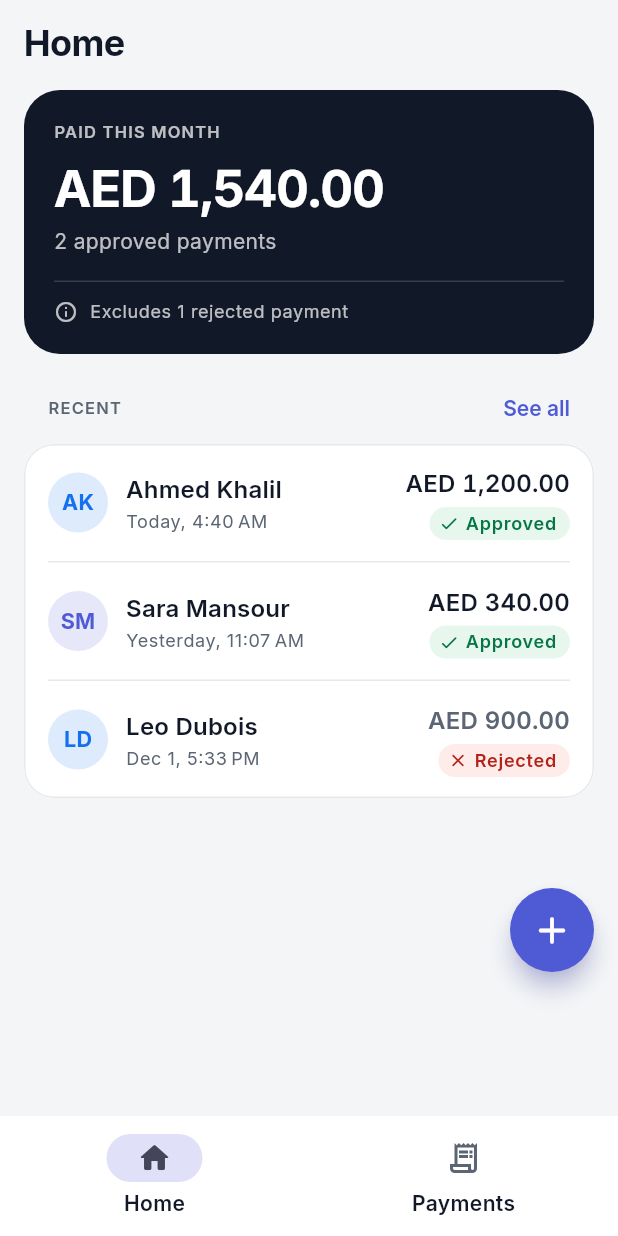
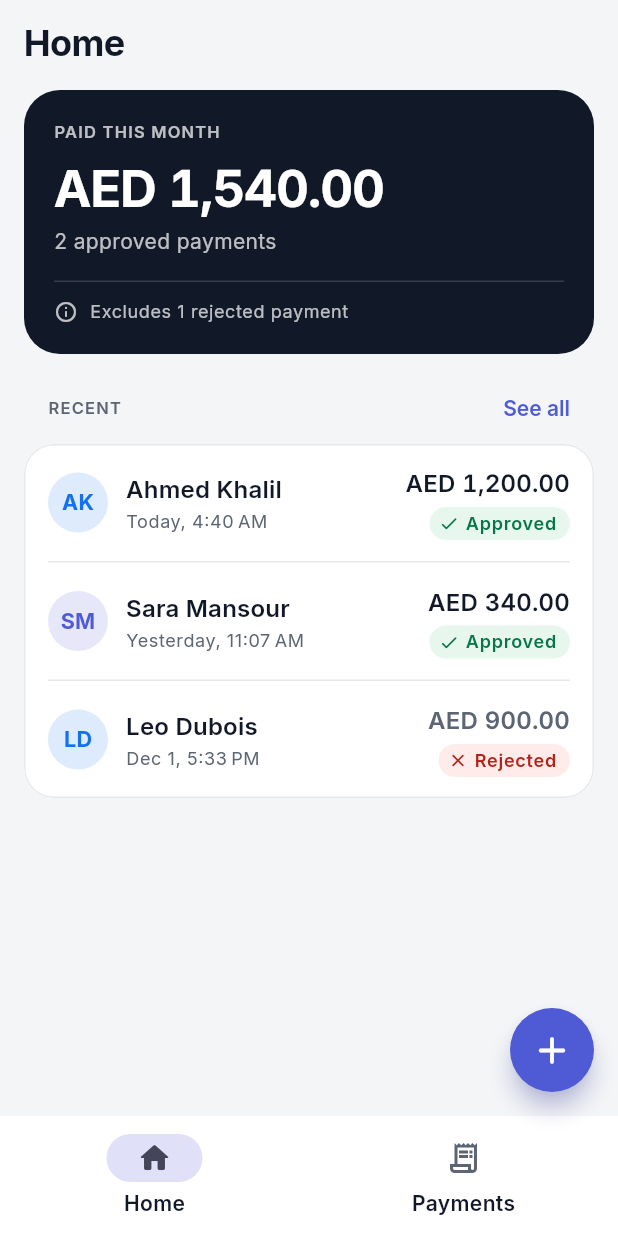
Before and after one commit to SardorbekR/payment-approval-flow, a Flutter app: the screen it shows after launch, on a phone screen of 412 x 824 dp. Run offline on Flutter 3.47's test engine with Material 3 defaults, Android fonts, the phone set to English and light mode, and no system bars; our stand-ins replace bloc_concurrency, clock, equatable, flutter_bloc, go_router, local_auth and 1 more; statements that could not run were skipped.

Commit message:
fix: rest the debug button in the standard FAB spot
The button started 176 above the bottom so that snackbars, which it floats
over, could never hide under it. It now rests 16 above the navigation bar like
any floating action button, and snackbars on the tab screens float above that
spot, the way a Scaffold lifts a snackbar above its own FAB. On details, with
no navigation bar, the snackbar sits below the button. List padding shrinks to
match.

```diff
--- a/lib/features/debug_fab/debug_fab_overlay.dart
+++ b/lib/features/debug_fab/debug_fab_overlay.dart
@@ -24,8 +24,6 @@ class DebugFabOverlay extends StatefulWidget {
 }
 
 class _DebugFabOverlayState extends State<DebugFabOverlay> {
-  static const _size = 56.0;
-
   /// Null until the first drag, so the default spot follows the screen size.
   Offset? _position;
 
@@ -42,12 +40,12 @@ class _DebugFabOverlayState extends State<DebugFabOverlay> {
               defaultFabPosition(
                 screen: screen,
                 safeArea: safeArea,
-                size: _size,
+                size: fabSize,
                 textDirection: Directionality.of(context),
               ),
           screen: screen,
           safeArea: safeArea,
-          size: _size,
+          size: fabSize,
         );
 
         return Stack(
@@ -60,7 +58,7 @@ class _DebugFabOverlayState extends State<DebugFabOverlay> {
                 valueListenable: widget.presenter.isBusy,
                 builder: (context, isBusy, _) => _DebugFab(
                   visible: isLoaded && !isBusy,
-                  size: _size,
+                  size: fabSize,
                   onTap: widget.presenter.simulateIncomingRequest,
                   // Start from where the button is shown, which may have been
                   // clamped after the screen changed size.
@@ -72,7 +70,7 @@ class _DebugFabOverlayState extends State<DebugFabOverlay> {
                       (_position ?? position) + delta,
                       screen: screen,
                       safeArea: safeArea,
-                      size: _size,
+                      size: fabSize,
                     );
                   }),
                 ),
--- a/lib/features/debug_fab/fab_position.dart
+++ b/lib/features/debug_fab/fab_position.dart
@@ -2,9 +2,19 @@ import 'dart:math';
 
 import 'package:material_ui/material_ui.dart';
 
-/// Where the button starts: the bottom end corner (bottom right, or bottom left
-/// in right-to-left languages), above the navigation bar and the snackbars that
-/// float over it, so it never covers their actions.
+/// The button's diameter, the Material floating action button size.
+const fabSize = 56.0;
+
+/// The gap the button keeps from the navigation bar and the screen edge.
+const fabMargin = 16.0;
+
+/// The height of Material's navigation bar, which the button rests above.
+const _navigationBarHeight = 80.0;
+
+/// Where the button starts: the standard floating action button spot, just
+/// above the navigation bar at the bottom end corner (bottom right, or bottom
+/// left in right-to-left languages). Snackbars on the tab screens float above
+/// this spot, so the button never covers their actions.
 Offset defaultFabPosition({
   required Size screen,
   required EdgeInsets safeArea,
@@ -12,11 +22,11 @@ Offset defaultFabPosition({
   required TextDirection textDirection,
 }) {
   final x = switch (textDirection) {
-    TextDirection.ltr => screen.width - safeArea.right - size - 16,
-    TextDirection.rtl => safeArea.left + 16,
+    TextDirection.ltr => screen.width - safeArea.right - size - fabMargin,
+    TextDirection.rtl => safeArea.left + fabMargin,
   };
 
-  return Offset(x, screen.height - safeArea.bottom - size - 176);
+  return Offset(x, screen.height - safeArea.bottom - _navigationBarHeight - fabMargin - size);
 }
 
 /// Keeps the button fully on screen and clear of the status bar, notch and
--- a/lib/features/home/presentation/pages/home_page.dart
+++ b/lib/features/home/presentation/pages/home_page.dart
@@ -59,7 +59,7 @@ class _HomeContent extends StatelessWidget {
 
     return ListView(
       // Leaves room for the debug button in its default spot.
-      padding: const EdgeInsets.fromLTRB(16, 4, 16, 168),
+      padding: const EdgeInsets.fromLTRB(16, 4, 16, 88),
       children: [
         // Summary
         MonthlySummaryCard(
--- a/lib/features/payments/presentation/pages/payment_details_page.dart
+++ b/lib/features/payments/presentation/pages/payment_details_page.dart
@@ -86,7 +86,9 @@ class _PaymentDetails extends StatelessWidget {
     final note = payment.note;
 
     return ListView(
-      padding: const EdgeInsets.fromLTRB(16, 16, 16, 248),
+      // Leaves room for the debug button in its default spot, which is measured
+      // from the safe area: there is no navigation bar on this screen.
+      padding: EdgeInsets.fromLTRB(16, 16, 16, 168 + MediaQuery.paddingOf(context).bottom),
       children: [
         // Header
         Center(child: RecipientAvatar(name: payment.recipientName, size: 64)),
--- a/lib/features/payments/presentation/pages/payments_page.dart
+++ b/lib/features/payments/presentation/pages/payments_page.dart
@@ -126,7 +126,8 @@ class _PaymentsList extends StatelessWidget {
 
     return ListView(
       controller: controller,
-      padding: const EdgeInsets.fromLTRB(16, 0, 16, 168),
+      // Leaves room for the debug button in its default spot.
+      padding: const EdgeInsets.fromLTRB(16, 0, 16, 88),
       children: [
         for (final MapEntry(key: month, value: monthPayments) in months.entries) ...[
           SectionHeader(title: formatMonthYear(month, l10n: l10n)),
--- a/lib/features/shared/widgets/app_shell.dart
+++ b/lib/features/shared/widgets/app_shell.dart
@@ -1,5 +1,6 @@
 import 'package:go_router/go_router.dart';
 import 'package:material_ui/material_ui.dart';
+import 'package:payment_approval/features/debug_fab/fab_position.dart';
 import 'package:payment_approval/l10n/app_localizations.dart';
 
 class AppShell extends StatelessWidget {
@@ -15,8 +16,18 @@ class AppShell extends StatelessWidget {
   @override
   Widget build(BuildContext context) {
     final l10n = AppLocalizations.of(context);
+    final theme = Theme.of(context);
+    final inset = theme.snackBarTheme.insetPadding ?? EdgeInsets.zero;
 
-    return Scaffold(
+    // Snackbars float above the debug button's resting spot, the way a Scaffold
+    // lifts a snackbar above its own floating action button.
+    return Theme(
+      data: theme.copyWith(
+        snackBarTheme: theme.snackBarTheme.copyWith(
+          insetPadding: inset.copyWith(bottom: inset.bottom + fabMargin + fabSize),
+        ),
+      ),
+      child: Scaffold(
         body: navigationShell,
         bottomNavigationBar: NavigationBar(
           selectedIndex: navigationShell.currentIndex,
@@ -34,6 +45,7 @@ class AppShell extends StatelessWidget {
             ),
           ],
         ),
+      ),
     );
   }
 }
```
Also changed, not shown: 8 other files. Lines whose indentation alone changed are shown as unchanged.
